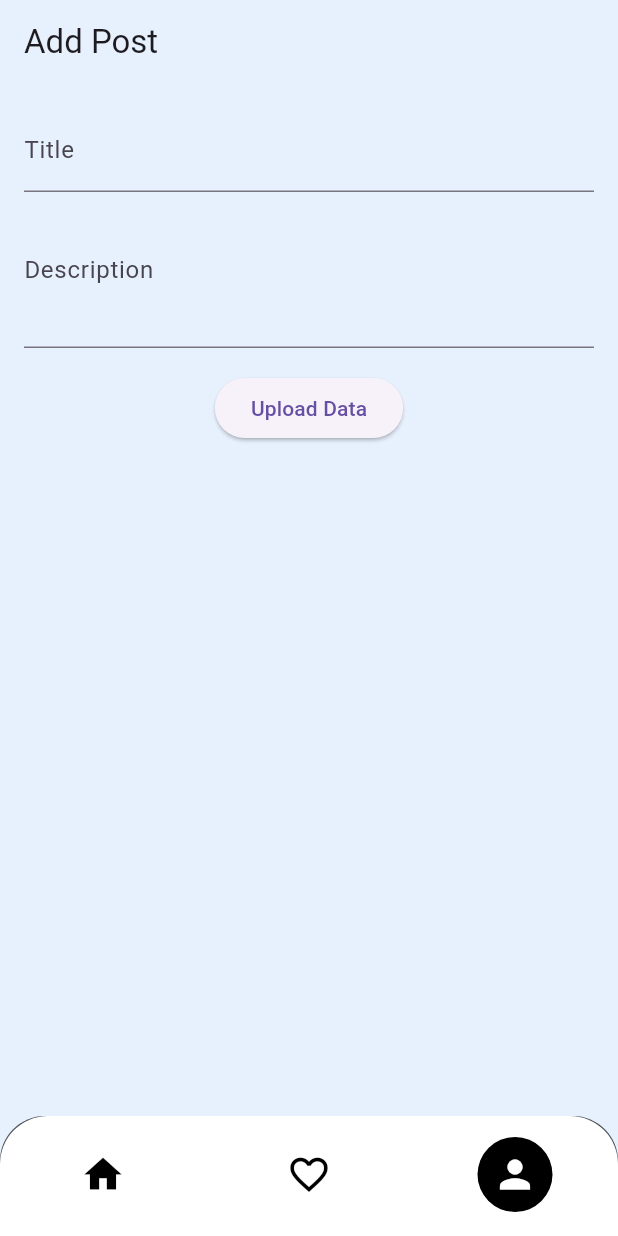
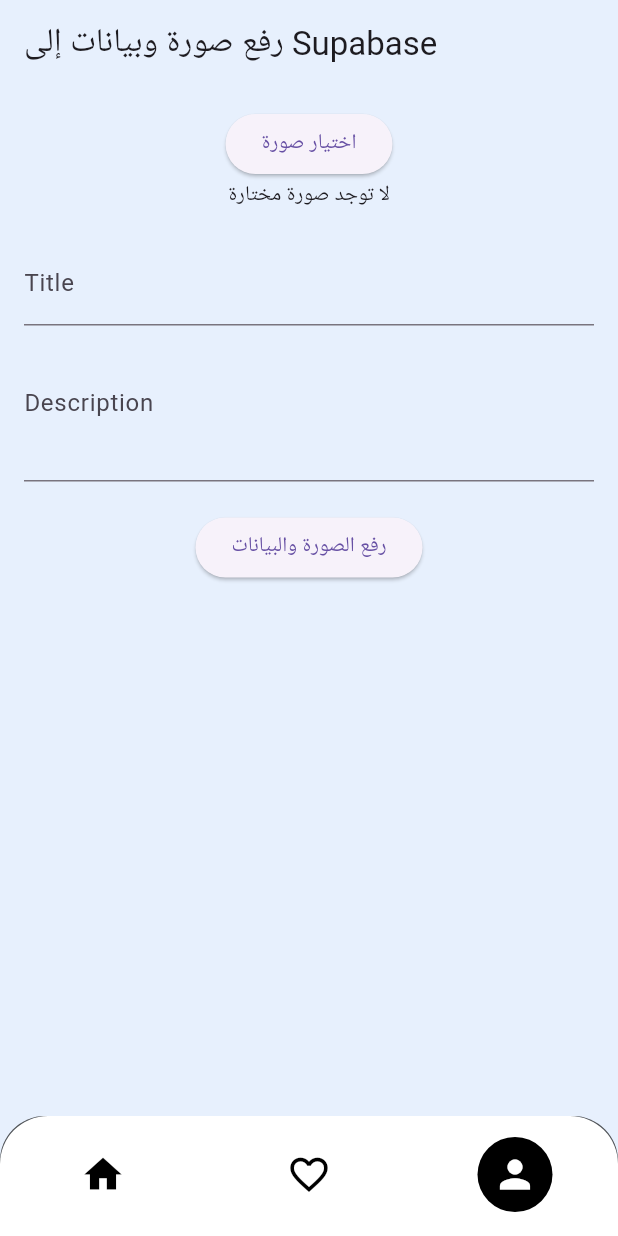
Before and after one commit to AbdElhamidShahin/daliliy_App, a Flutter app: the screen it shows after launch, item 3 of the bottom bar chosen, on a phone screen of 412 x 824 dp. Run offline on Flutter 3.47's test engine with Material 3 defaults, Android fonts, the phone set to English and light mode, and no system bars; our stand-ins replace carousel_indicator, carousel_slider, flutter_bloc, image_picker, shared_preferences, supabase_flutter; accounts and stored records are empty; network calls fail.

Commit message:
successfully uploaded image

```diff
--- a/lib/models/cubit/Bloc.dart
+++ b/lib/models/cubit/Bloc.dart
@@ -6,6 +6,7 @@ import 'package:flutter_bloc/flutter_bloc.dart';
 import 'package:supabase_flutter/supabase_flutter.dart';
 import '../../views/Screens/.0.dart';
 import '../../views/Screens/MedicalScreen.dart';
+import '../../views/SettingScreen.dart';
 import '../Item.dart';
 
 class DalilyCubit extends Cubit<DalilyState> {
@@ -18,7 +19,7 @@ class DalilyCubit extends Cubit<DalilyState> {
   List<Widget> screens = [
     Wedget(),
     FavoriteScreen(),
-    UserInputPage(),
+    ImageAndDataUploadPage(),
   ];
 
   void changeBottomNavBar(int index) {
@@ -420,4 +421,6 @@ class DalilyCubit extends Cubit<DalilyState> {
     emit(UpdateFavoriteState(isFavorite));
     print(isFavorite);
   }
+
+
 }
--- a/lib/views/Screens/.0.dart
+++ b/lib/views/Screens/.0.dart
@@ -1,81 +1,70 @@
-import 'package:flutter/material.dart';
-import 'package:image_picker/image_picker.dart';
-import 'package:supabase_flutter/supabase_flutter.dart';
-import 'dart:io';
-
-class UserInputPage extends StatefulWidget {
-  @override
-  _UserInputPageState createState() => _UserInputPageState();
-}
-
-class _UserInputPageState extends State<UserInputPage> {
-  final TextEditingController titleController = TextEditingController();
-  final TextEditingController descriptionController = TextEditingController();
-  final _supabase = Supabase.instance.client;
-
-
-
-  // Function to upload data to Supabase
-  Future<void> _uploadData() async {
-    if (titleController.text.isEmpty || descriptionController.text.isEmpty) {
-      ScaffoldMessenger.of(context).showSnackBar(
-        SnackBar(content: Text('Title and description cannot be empty')),
-      );
-      return; // أوقف التنفيذ إذا كانت الحقول فارغة
-    }
-
-
-    try {
-
-      await _supabase.from('task').insert({
-        'name': titleController.text,
-        'description': descriptionController.text,
-      });
-
-      ScaffoldMessenger.of(context).showSnackBar(
-        SnackBar(content: Text('Data uploaded successfully!')),
-      );
-
-      // Clear fields
-      titleController.clear();
-      descriptionController.clear();
-
-    } catch (e) {
-      ScaffoldMessenger.of(context).showSnackBar(
-        SnackBar(content: Text('Failed to upload data: $e')),
-      );
-    }
-  }
-
-  @override
-  Widget build(BuildContext context) {
-    return Scaffold(
-      appBar: AppBar(
-        title: Text('Add Post'),
-      ),
-      body: Padding(
-        padding: const EdgeInsets.all(16.0),
-        child: Column(
-          children: [
-            TextField(
-              controller: titleController,
-              decoration: InputDecoration(labelText: 'Title'),
-            ),
-            TextField(
-              controller: descriptionController,
-              decoration: InputDecoration(labelText: 'Description'),
-              maxLines: 3,
-            ),
-
-
-            SizedBox(height: 16),
-            ElevatedButton(
-              onPressed: _uploadData,
-              child: Text('Upload Data'),
-            ),
-          ],
-        ),
-      ),
-    );
-  }
-}
+// import 'dart:io';
+// import 'package:flutter/material.dart';
+// import 'package:image_picker/image_picker.dart';
+// import 'package:supabase_flutter/supabase_flutter.dart';
+//
+// class ImageUploadPage extends StatefulWidget {
+//   @override
+//   _ImageUploadPageState createState() => _ImageUploadPageState();
+// }
+//
+// class _ImageUploadPageState extends State<ImageUploadPage> {
+//   final ImagePicker _picker = ImagePicker();
+//   XFile? _imageFile;
+//
+//   Future<void> pickImage() async {
+// final ImagePiker piker =  ImagePicker();
+//     final XFile? image =await  piker.pickImage(source: ImageSource.gallery);
+//
+//     if(image !=null){
+//       setState(() {
+//         _imageFile =File(image.path);
+//       });
+//     }
+//   }
+//
+//   Future<void> uploadImage() async {
+//     if (_imageFile == null) return;
+//
+//     final fileName = DateTime.now().microsecondsSinceEpoch.toString();
+//
+//     final path = 'uploads/$fileName';
+//
+//
+//
+//     final response = await Supabase.instance.client.storage.from('imagesz').upload(path, _imageFile!).then(value)=>       ScaffoldMessenger.of(context).showSnackBar(SnackBar(content: Text('تم رفع الصورة بنجاح')));
+//     ;
+//
+//
+//
+//   }
+//
+//   @override
+//   Widget build(BuildContext context) {
+//     return Scaffold(
+//       appBar: AppBar(title: Text('رفع صورة إلى Supabase')),
+//       body: Center(
+//         child: Column(
+//           mainAxisAlignment: MainAxisAlignment.center,
+//           children: [
+//             ElevatedButton(
+//               onPressed: _pickImage,
+//               child: Text('اختيار صورة'),
+//             ),
+//             _imageFile != null
+//               ? Image.file(File(_imageFile),
+//
+//             :const Text("No image selected"),
+//
+//
+//             ],
+//             ElevatedButton(
+//               onPressed: uploadImage,
+//               child: Text('رفع الصورة'),
+//             ),
+//           ],
+//         ),
+//       ),
+//     );
+//   }
+// }
--- a/lib/views/SettingScreen.dart
+++ b/lib/views/SettingScreen.dart
@@ -1,14 +1,114 @@
+import 'dart:io';
 import 'package:flutter/material.dart';
+import 'package:image_picker/image_picker.dart';
+import 'package:supabase_flutter/supabase_flutter.dart';
 
-import 'Wedget/IconFavorite.dart';
+class ImageAndDataUploadPage extends StatefulWidget {
+  @override
+  _ImageAndDataUploadPageState createState() => _ImageAndDataUploadPageState();
+}
 
-class SettingScreen extends StatelessWidget {
-   SettingScreen({super.key});
+class _ImageAndDataUploadPageState extends State<ImageAndDataUploadPage> {
+  XFile? _imageFile;
+  final TextEditingController titleController = TextEditingController();
+  final TextEditingController descriptionController = TextEditingController();
+  final _supabase = Supabase.instance.client;
+  Future pickImage() async {
+    final ImagePicker picker = ImagePicker();
+    final XFile? image = await picker.pickImage(source: ImageSource.gallery);//لاختيار الصور من الجهاز
+
+    if (image != null) {
+      setState(() {
+        _imageFile = image;
+      });
+    }
+  }
+
+  Future<void> uploadImage() async {
+    if (_imageFile == null) return;
+
+    final fileName = DateTime.now().microsecondsSinceEpoch.toString(); //ارفع الصور لقاعده البيانات storage
+    final path = 'uploads/$fileName';
+
+    try {
+      await _supabase.storage.from('images').upload(path, File(_imageFile!.path));
+      ScaffoldMessenger.of(context).showSnackBar( const SnackBar(content: Text('تم رفع الصورة بنجاح')));
+    } catch (e) {
+      ScaffoldMessenger.of(context).showSnackBar(const SnackBar(content: Text('فشل في رفع الصورة')));
+    }
+  }
+
+  Future<void> uploadData() async { // لرفع الوصف والاسم الي قاعده البيانات
+    if (titleController.text.isEmpty || descriptionController.text.isEmpty) {
+      ScaffoldMessenger.of(context).showSnackBar(
+        SnackBar(content: Text('Title and description cannot be empty')),
+      );
+      return;
+    }
+
+    try {
+      await _supabase.from('task').insert({
+        'name': titleController.text,
+        'description': descriptionController.text,
+      });
+
+      ScaffoldMessenger.of(context).showSnackBar(
+        SnackBar(content: Text('Data uploaded successfully!')),
+      );
+
+      titleController.clear();
+      descriptionController.clear();
+
+    } catch (e) {
+      ScaffoldMessenger.of(context).showSnackBar(
+        SnackBar(content: Text('Failed to upload data: $e')),
+      );
+    }
+  }
 
   @override
-  late bool isFavorite = false;
+  Widget build(BuildContext context) {
+    return Scaffold(
+      appBar: AppBar(title: Text('رفع صورة وبيانات إلى Supabase')),
+      body: Padding(
+        padding: const EdgeInsets.all(16.0),
+        child: Column(
+          children: [
+            // Image picker
+            ElevatedButton(
+              onPressed: pickImage,
+              child: Text('اختيار صورة'),
+            ),
+            _imageFile != null
+                ? Image.file(File(_imageFile!.path))
+                : const Text("لا توجد صورة مختارة"),
 
-  Widget build(BuildContext context) {
-    return Center(child: Text("data"),);
+            SizedBox(height: 20),
+
+            // Title and description input fields
+            TextField(
+              controller: titleController,
+              decoration: InputDecoration(labelText: 'Title'),
+            ),
+            TextField(
+              controller: descriptionController,
+              decoration: InputDecoration(labelText: 'Description'),
+              maxLines: 3,
+            ),
+
+            SizedBox(height: 20),
+
+            // Buttons for uploading image and data
+            ElevatedButton(
+              onPressed: () {
+                uploadImage();
+                uploadData();
+              },
+              child: Text('رفع الصورة والبيانات'),
+            ),
+          ],
+        ),
+      ),
+    );
   }
 }
--- a/pubspec.yaml
+++ b/pubspec.yaml
@@ -62,6 +62,8 @@ dependencies:
   image_picker: ^0.8.5+3
   path_provider: ^2.0.11
   fluttertoast: ^8.1.2
+  permission_handler: ^11.2.0
+
 
 
 
```
Also changed, not shown: pubspec.lock, 2 other files.
